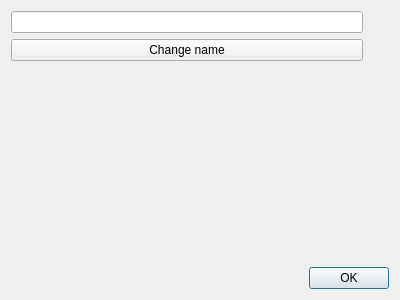
arrgn/PhysCalc, file src/profile.ui: the form before one commit.
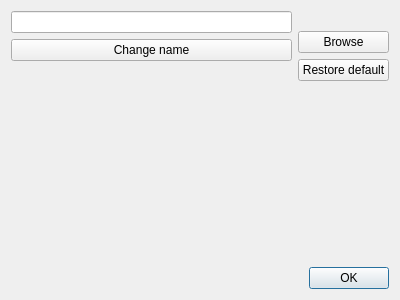
The form after the commit.

The edit to the form file:
```diff
--- a/src/profile.ui
+++ b/src/profile.ui
@@ -59,6 +59,20 @@
          </property>
         </widget>
        </item>
+       <item>
+        <widget class="QPushButton" name="browse">
+         <property name="text">
+          <string>Browse</string>
+         </property>
+        </widget>
+       </item>
+       <item>
+        <widget class="QPushButton" name="restore">
+         <property name="text">
+          <string>Restore default</string>
+         </property>
+        </widget>
+       </item>
        <item>
         <spacer name="verticalSpacer">
          <property name="orientation">
```
